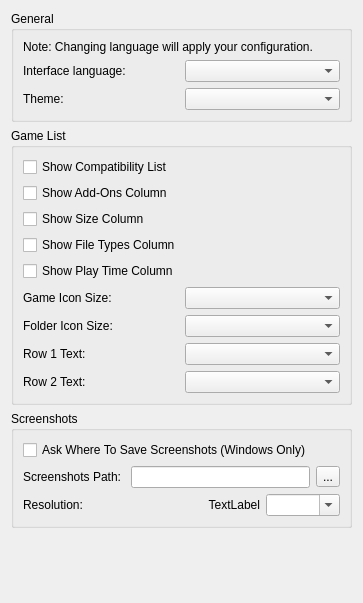
This is src/citron/configuration/configure_ui.ui in citron-neo/emulator as Qt 5 draws it before an edit. The edited form follows.
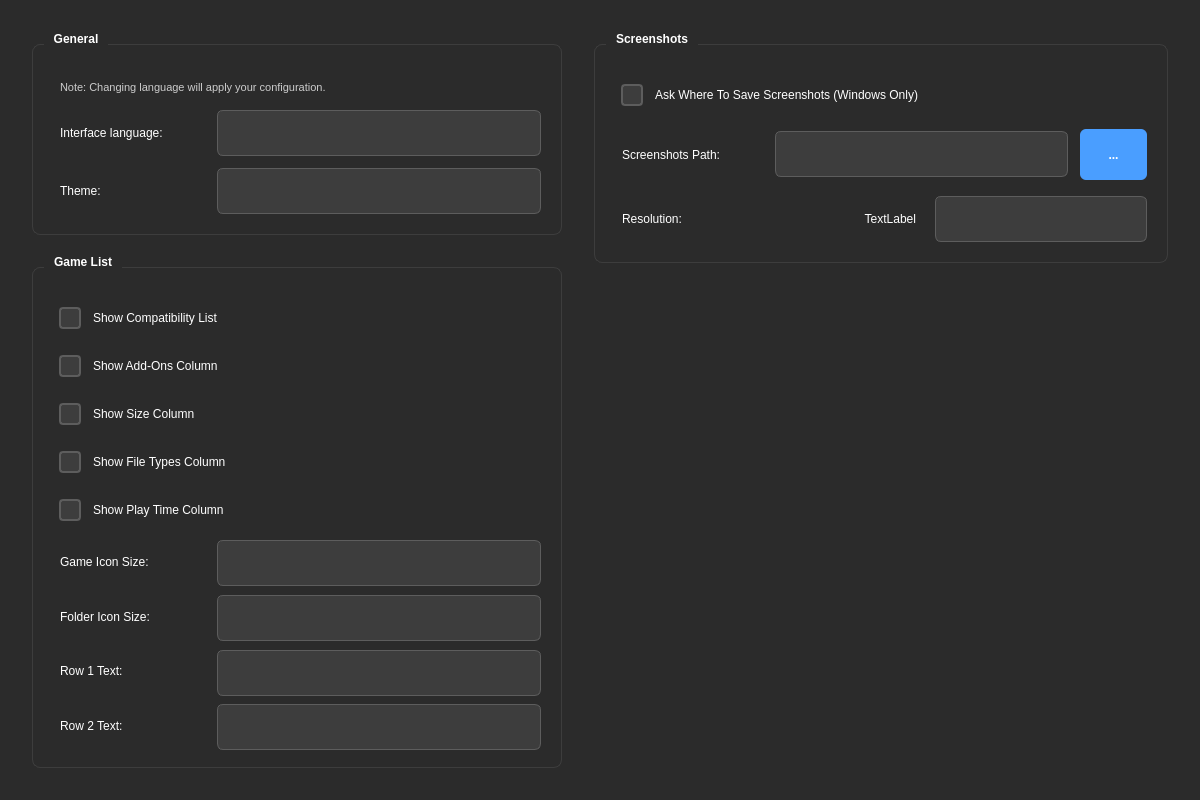
This is the edited form.

Commit message:
ui: Redesign settings dialog with modern layout and improved UX
- Reorganize tabs in logical order (General first, UI, System, etc.)
- Implement single-row dynamic tab layout for cleaner appearance
- Shorten tab labels for better fit ("UI", "Graphics (Adv)")
- Fix Graphics tab layout with proper scrolling and spacing
- Remove redundant reset settings checkbox (use General tab instead)
- Apply modern dark theme styling with improved colors and spacing
- Enhance tab button sizing and responsiveness
- Update copyright headers for 2025

The edit to the form file:
```diff
--- a/src/citron/configuration/configure_ui.ui
+++ b/src/citron/configuration/configure_ui.ui
@@ -6,25 +6,197 @@
    <rect>
     <x>0</x>
     <y>0</y>
-    <width>363</width>
-    <height>603</height>
+    <width>1200</width>
+    <height>800</height>
    </rect>
   </property>
+  <property name="minimumSize">
+   <size>
+    <width>1000</width>
+    <height>600</height>
+   </size>
+  </property>
   <property name="windowTitle">
    <string>Form</string>
   </property>
   <property name="accessibleName">
    <string>UI</string>
   </property>
-  <layout class="QVBoxLayout" name="verticalLayout">
+  <property name="styleSheet">
+   <string>QWidget {
+    background-color: #2b2b2b;
+    color: #ffffff;
+}
+
+QGroupBox {
+    font-weight: bold;
+    border: 1px solid #3d3d3d;
+    border-radius: 8px;
+    margin-top: 12px;
+    padding-top: 12px;
+    background-color: #2b2b2b;
+}
+
+QGroupBox::title {
+    subcontrol-origin: margin;
+    left: 12px;
+    padding: 0 8px 0 8px;
+    color: #ffffff;
+}
+
+QCheckBox {
+    color: #ffffff;
+    spacing: 12px;
+    padding: 6px;
+    background-color: transparent;
+    min-height: 24px;
+}
+
+QCheckBox::indicator {
+    width: 18px;
+    height: 18px;
+    border: 2px solid #5d5d5d;
+    border-radius: 4px;
+    background-color: #3d3d3d;
+}
+
+QCheckBox::indicator:checked {
+    background-color: #4a9eff;
+    border-color: #4a9eff;
+}
+
+QCheckBox::indicator:hover {
+    border-color: #4a9eff;
+}
+
+QComboBox {
+    background-color: #3d3d3d;
+    border: 1px solid #5d5d5d;
+    border-radius: 6px;
+    padding: 8px 12px;
+    color: #ffffff;
+    min-width: 160px;
+    min-height: 28px;
+}
+
+QComboBox:hover {
+    border-color: #4a9eff;
+    background-color: #404040;
+}
+
+QComboBox:focus {
+    border-color: #4a9eff;
+    background-color: #404040;
+}
+
+QComboBox::drop-down {
+    border: none;
+    width: 24px;
+    subcontrol-origin: padding;
+    subcontrol-position: top right;
+}
+
+QComboBox::down-arrow {
+    width: 12px;
+    height: 12px;
+}
+
+QComboBox QAbstractItemView {
+    background-color: #3d3d3d;
+    border: 1px solid #4a9eff;
+    selection-background-color: #4a9eff;
+    color: #ffffff;
+}
+
+QLineEdit {
+    background-color: #3d3d3d;
+    border: 1px solid #5d5d5d;
+    border-radius: 6px;
+    padding: 8px 12px;
+    color: #ffffff;
+    min-height: 28px;
+}
+
+QLineEdit:focus {
+    border-color: #4a9eff;
+    background-color: #404040;
+}
+
+QToolButton {
+    background-color: #4a9eff;
+    color: #ffffff;
+    border: none;
+    padding: 8px 12px;
+    border-radius: 6px;
+    font-weight: bold;
+    min-width: 40px;
+    min-height: 32px;
+}
+
+QToolButton:hover {
+    background-color: #5dafff;
+}
+
+QToolButton:pressed {
+    background-color: #2980b9;
+}
+
+QLabel {
+    color: #ffffff;
+    background-color: transparent;
+    padding: 4px;
+    min-width: 140px;
+}
+</string>
+  </property>
+  <layout class="QHBoxLayout" name="mainHorizontalLayout">
+   <property name="spacing">
+    <number>32</number>
+   </property>
+   <property name="leftMargin">
+    <number>32</number>
+   </property>
+   <property name="topMargin">
+    <number>32</number>
+   </property>
+   <property name="rightMargin">
+    <number>32</number>
+   </property>
+   <property name="bottomMargin">
+    <number>32</number>
+   </property>
    <item>
-    <widget class="QGroupBox" name="general_groupBox">
-     <property name="title">
-      <string>General</string>
+    <layout class="QVBoxLayout" name="leftColumnLayout">
+     <property name="spacing">
+      <number>20</number>
      </property>
-     <layout class="QHBoxLayout" name="horizontalLayout">
-      <item>
-       <layout class="QVBoxLayout" name="verticalLayout_2">
+     <item>
+      <widget class="QGroupBox" name="general_groupBox">
+       <property name="title">
+        <string>General</string>
+       </property>
+       <property name="minimumSize">
+        <size>
+         <width>500</width>
+         <height>0</height>
+        </size>
+       </property>
+       <layout class="QVBoxLayout" name="generalVerticalLayout">
+        <property name="spacing">
+         <number>12</number>
+        </property>
+        <property name="leftMargin">
+         <number>20</number>
+        </property>
+        <property name="topMargin">
+         <number>20</number>
+        </property>
+        <property name="rightMargin">
+         <number>20</number>
+        </property>
+        <property name="bottomMargin">
+         <number>20</number>
+        </property>
         <item>
          <widget class="QLabel" name="label_change_language_info">
           <property name="text">
@@ -33,54 +205,112 @@
           <property name="wordWrap">
            <bool>true</bool>
           </property>
+          <property name="styleSheet">
+           <string>color: #cccccc; font-size: 11px;</string>
+          </property>
          </widget>
         </item>
         <item>
-         <layout class="QHBoxLayout" name="horizontalLayout_2">
+         <layout class="QHBoxLayout" name="languageLayout">
+          <property name="spacing">
+           <number>16</number>
+          </property>
           <item>
            <widget class="QLabel" name="language_label">
             <property name="text">
              <string>Interface language:</string>
             </property>
+            <property name="minimumSize">
+             <size>
+              <width>140</width>
+              <height>0</height>
+             </size>
+            </property>
            </widget>
           </item>
           <item>
-           <widget class="QComboBox" name="language_combobox"/>
+           <widget class="QComboBox" name="language_combobox">
+            <property name="sizePolicy">
+             <sizepolicy hsizetype="Expanding" vsizetype="Fixed">
+              <horstretch>0</horstretch>
+              <verstretch>0</verstretch>
+             </sizepolicy>
+            </property>
+           </widget>
           </item>
          </layout>
         </item>
         <item>
-         <layout class="QHBoxLayout" name="horizontalLayout_3">
+         <layout class="QHBoxLayout" name="themeLayout">
+          <property name="spacing">
+           <number>16</number>
+          </property>
           <item>
            <widget class="QLabel" name="theme_label">
             <property name="text">
              <string>Theme:</string>
             </property>
+            <property name="minimumSize">
+             <size>
+              <width>140</width>
+              <height>0</height>
+             </size>
+            </property>
            </widget>
           </item>
           <item>
-           <widget class="QComboBox" name="theme_combobox"/>
+           <widget class="QComboBox" name="theme_combobox">
+            <property name="sizePolicy">
+             <sizepolicy hsizetype="Expanding" vsizetype="Fixed">
+              <horstretch>0</horstretch>
+              <verstretch>0</verstretch>
+             </sizepolicy>
+            </property>
+           </widget>
           </item>
          </layout>
         </item>
        </layout>
-      </item>
-     </layout>
-    </widget>
-   </item>
-   <item>
-    <widget class="QGroupBox" name="GameListGroupBox">
-     <property name="title">
-      <string>Game List</string>
-     </property>
-     <layout class="QHBoxLayout" name="GameListHorizontalLayout">
-      <item>
-       <layout class="QVBoxLayout" name="GeneralVerticalLayout">
+      </widget>
+     </item>
+     <item>
+      <widget class="QGroupBox" name="GameListGroupBox">
+       <property name="title">
+        <string>Game List</string>
+       </property>
+       <property name="minimumSize">
+        <size>
+         <width>500</width>
+         <height>0</height>
+        </size>
+       </property>
+       <layout class="QVBoxLayout" name="gameListVerticalLayout">
+        <property name="spacing">
+         <number>12</number>
+        </property>
+        <property name="leftMargin">
+         <number>20</number>
+        </property>
+        <property name="topMargin">
+         <number>20</number>
+        </property>
+        <property name="rightMargin">
+         <number>20</number>
+        </property>
+        <property name="bottomMargin">
+         <number>20</number>
+        </property>
         <item>
          <widget class="QCheckBox" name="show_compat">
           <property name="text">
            <string>Show Compatibility List</string>
           </property>
+          <property name="minimumSize">
+           <size>
+            <width>0</width>
+            <height>32</height>
+           </size>
+          </property>
          </widget>
         </item>
         <item>
@@ -88,6 +318,12 @@
           <property name="text">
            <string>Show Add-Ons Column</string>
           </property>
+          <property name="minimumSize">
+           <size>
+            <width>0</width>
+            <height>32</height>
+           </size>
+          </property>
          </widget>
         </item>
         <item>
@@ -95,6 +331,12 @@
           <property name="text">
            <string>Show Size Column</string>
           </property>
+          <property name="minimumSize">
+           <size>
+            <width>0</width>
+            <height>32</height>
+           </size>
+          </property>
          </widget>
         </item>
         <item>
@@ -102,6 +344,12 @@
           <property name="text">
            <string>Show File Types Column</string>
           </property>
+          <property name="minimumSize">
+           <size>
+            <width>0</width>
+            <height>32</height>
+           </size>
+          </property>
          </widget>
         </item>
         <item>
@@ -109,95 +357,224 @@
           <property name="text">
            <string>Show Play Time Column</string>
           </property>
+          <property name="minimumSize">
+           <size>
+            <width>0</width>
+            <height>32</height>
+           </size>
+          </property>
          </widget>
         </item>
         <item>
-         <layout class="QHBoxLayout" name="game_icon_size_qhbox_layout_2">
+         <layout class="QHBoxLayout" name="game_icon_size_layout">
+          <property name="spacing">
+           <number>16</number>
+          </property>
           <item>
            <widget class="QLabel" name="game_icon_size_label">
             <property name="text">
              <string>Game Icon Size:</string>
             </property>
+            <property name="minimumSize">
+             <size>
+              <width>140</width>
+              <height>0</height>
+             </size>
+            </property>
            </widget>
           </item>
           <item>
-           <widget class="QComboBox" name="game_icon_size_combobox"/>
+           <widget class="QComboBox" name="game_icon_size_combobox">
+            <property name="sizePolicy">
+             <sizepolicy hsizetype="Expanding" vsizetype="Fixed">
+              <horstretch>0</horstretch>
+              <verstretch>0</verstretch>
+             </sizepolicy>
+            </property>
+           </widget>
           </item>
          </layout>
         </item>
         <item>
-         <layout class="QHBoxLayout" name="folder_icon_size_qhbox_layout_2">
+         <layout class="QHBoxLayout" name="folder_icon_size_layout">
+          <property name="spacing">
+           <number>16</number>
+          </property>
           <item>
            <widget class="QLabel" name="folder_icon_size_label">
             <property name="text">
              <string>Folder Icon Size:</string>
             </property>
+            <property name="minimumSize">
+             <size>
+              <width>140</width>
+              <height>0</height>
+             </size>
+            </property>
            </widget>
           </item>
           <item>
-           <widget class="QComboBox" name="folder_icon_size_combobox"/>
+           <widget class="QComboBox" name="folder_icon_size_combobox">
+            <property name="sizePolicy">
+             <sizepolicy hsizetype="Expanding" vsizetype="Fixed">
+              <horstretch>0</horstretch>
+              <verstretch>0</verstretch>
+             </sizepolicy>
+            </property>
+           </widget>
           </item>
          </layout>
         </item>
         <item>
-         <layout class="QHBoxLayout" name="row_1_qhbox_layout">
+         <layout class="QHBoxLayout" name="row_1_layout">
+          <property name="spacing">
+           <number>16</number>
+          </property>
           <item>
            <widget class="QLabel" name="row_1_label">
             <property name="text">
              <string>Row 1 Text:</string>
             </property>
+            <property name="minimumSize">
+             <size>
+              <width>140</width>
+              <height>0</height>
+             </size>
+            </property>
            </widget>
           </item>
           <item>
-           <widget class="QComboBox" name="row_1_text_combobox"/>
+           <widget class="QComboBox" name="row_1_text_combobox">
+            <property name="sizePolicy">
+             <sizepolicy hsizetype="Expanding" vsizetype="Fixed">
+              <horstretch>0</horstretch>
+              <verstretch>0</verstretch>
+             </sizepolicy>
+            </property>
+           </widget>
           </item>
          </layout>
         </item>
         <item>
-         <layout class="QHBoxLayout" name="row_2_qhbox_layout">
+         <layout class="QHBoxLayout" name="row_2_layout">
+          <property name="spacing">
+           <number>16</number>
+          </property>
           <item>
            <widget class="QLabel" name="row_2_label">
             <property name="text">
              <string>Row 2 Text:</string>
             </property>
+            <property name="minimumSize">
+             <size>
+              <width>140</width>
+              <height>0</height>
+             </size>
+            </property>
            </widget>
           </item>
           <item>
-           <widget class="QComboBox" name="row_2_text_combobox"/>
+           <widget class="QComboBox" name="row_2_text_combobox">
+            <property name="sizePolicy">
+             <sizepolicy hsizetype="Expanding" vsizetype="Fixed">
+              <horstretch>0</horstretch>
+              <verstretch>0</verstretch>
+             </sizepolicy>
+            </property>
+           </widget>
           </item>
          </layout>
         </item>
        </layout>
-      </item>
-     </layout>
-    </widget>
+      </widget>
+     </item>
+     <item>
+      <spacer name="leftVerticalSpacer">
+       <property name="orientation">
+        <enum>Qt::Vertical</enum>
+       </property>
+       <property name="sizeHint" stdset="0">
+        <size>
+         <width>20</width>
+         <height>40</height>
+        </size>
+       </property>
+      </spacer>
+     </item>
+    </layout>
    </item>
    <item>
-    <widget class="QGroupBox" name="screenshots_GroupBox">
-     <property name="title">
-      <string>Screenshots</string>
+    <layout class="QVBoxLayout" name="rightColumnLayout">
+     <property name="spacing">
+      <number>20</number>
      </property>
-     <layout class="QVBoxLayout" name="verticalLayout_4">
-      <item>
-       <layout class="QVBoxLayout" name="verticalLayout_3">
+     <item>
+      <widget class="QGroupBox" name="screenshots_GroupBox">
+       <property name="title">
+        <string>Screenshots</string>
+       </property>
+       <property name="minimumSize">
+        <size>
+         <width>500</width>
+         <height>0</height>
+        </size>
+       </property>
+       <layout class="QVBoxLayout" name="screenshotsVerticalLayout">
+        <property name="spacing">
+         <number>16</number>
+        </property>
+        <property name="leftMargin">
+         <number>20</number>
+        </property>
+        <property name="topMargin">
+         <number>20</number>
+        </property>
+        <property name="rightMargin">
+         <number>20</number>
+        </property>
+        <property name="bottomMargin">
+         <number>20</number>
+        </property>
         <item>
          <widget class="QCheckBox" name="enable_screenshot_save_as">
           <property name="text">
            <string>Ask Where To Save Screenshots (Windows Only)</string>
           </property>
+          <property name="minimumSize">
+           <size>
+            <width>0</width>
+            <height>32</height>
+           </size>
+          </property>
          </widget>
         </item>
         <item>
-         <layout class="QHBoxLayout" name="horizontalLayout_4">
+         <layout class="QHBoxLayout" name="screenshotPathLayout">
+          <property name="spacing">
+           <number>12</number>
+          </property>
           <item>
            <widget class="QLabel" name="label">
             <property name="text">
-             <string>Screenshots Path: </string>
+             <string>Screenshots Path:</string>
+            </property>
+            <property name="minimumSize">
+             <size>
+              <width>140</width>
+              <height>0</height>
+             </size>
             </property>
            </widget>
           </item>
           <item>
-           <widget class="QLineEdit" name="screenshot_path_edit"/>
+           <widget class="QLineEdit" name="screenshot_path_edit">
+            <property name="sizePolicy">
+             <sizepolicy hsizetype="Expanding" vsizetype="Fixed">
+              <horstretch>0</horstretch>
+              <verstretch>0</verstretch>
+             </sizepolicy>
+            </property>
+           </widget>
           </item>
           <item>
            <widget class="QToolButton" name="screenshot_path_button">
@@ -209,57 +586,71 @@
          </layout>
         </item>
         <item>
-         <layout class="QGridLayout" name="gridLayout">
+         <layout class="QHBoxLayout" name="resolutionLayout">
           <property name="spacing">
-           <number>6</number>
+           <number>12</number>
           </property>
-          <item row="0" column="1">
-           <layout class="QHBoxLayout" name="horizontalLayout_5">
-            <item>
-             <widget class="QLabel" name="screenshot_width">
-              <property name="text">
-               <string>TextLabel</string>
-              </property>
-              <property name="alignment">
-               <set>Qt::AlignRight|Qt::AlignTrailing|Qt::AlignVCenter</set>
-              </property>
-             </widget>
-            </item>
-            <item>
-             <widget class="QComboBox" name="screenshot_height">
-              <property name="editable">
-               <bool>true</bool>
-              </property>
-             </widget>
-            </item>
-           </layout>
-          </item>
-          <item row="0" column="0">
-           <widget class="QLabel" name="label_3">
+          <item>
+           <widget class="QLabel" name="resolution_label">
             <property name="text">
              <string>Resolution:</string>
             </property>
+            <property name="minimumSize">
+             <size>
+              <width>80</width>
+              <height>0</height>
+             </size>
+            </property>
+           </widget>
+          </item>
+          <item>
+           <widget class="QLabel" name="screenshot_width">
+            <property name="text">
+             <string>TextLabel</string>
+            </property>
+            <property name="alignment">
+             <set>Qt::AlignRight|Qt::AlignTrailing|Qt::AlignVCenter</set>
+            </property>
+            <property name="minimumSize">
+             <size>
+              <width>120</width>
+              <height>0</height>
+             </size>
+            </property>
+           </widget>
+          </item>
+          <item>
+           <widget class="QComboBox" name="screenshot_height">
+            <property name="editable">
+             <bool>true</bool>
+            </property>
+            <property name="sizePolicy">
+             <sizepolicy hsizetype="Expanding" vsizetype="Fixed">
+              <horstretch>0</horstretch>
+              <verstretch>0</verstretch>
+             </sizepolicy>
+            </property>
            </widget>
           </item>
          </layout>
         </item>
        </layout>
-      </item>
-     </layout>
-    </widget>
-   </item>
-   <item>
-    <spacer name="verticalSpacer">
-     <property name="orientation">
-      <enum>Qt::Vertical</enum>
-     </property>
-     <property name="sizeHint" stdset="0">
-      <size>
-       <width>20</width>
-       <height>40</height>
-      </size>
-     </property>
-    </spacer>
+      </widget>
+     </item>
+     <item>
+      <spacer name="rightVerticalSpacer">
+       <property name="orientation">
+        <enum>Qt::Vertical</enum>
+       </property>
+       <property name="sizeHint" stdset="0">
+        <size>
+         <width>20</width>
+         <height>40</height>
+        </size>
+       </property>
+      </spacer>
+     </item>
+    </layout>
    </item>
   </layout>
  </widget>
```
Left out of the diff: 2 changed lines with no effect on the pictures. The commit also changes 5 other files.
